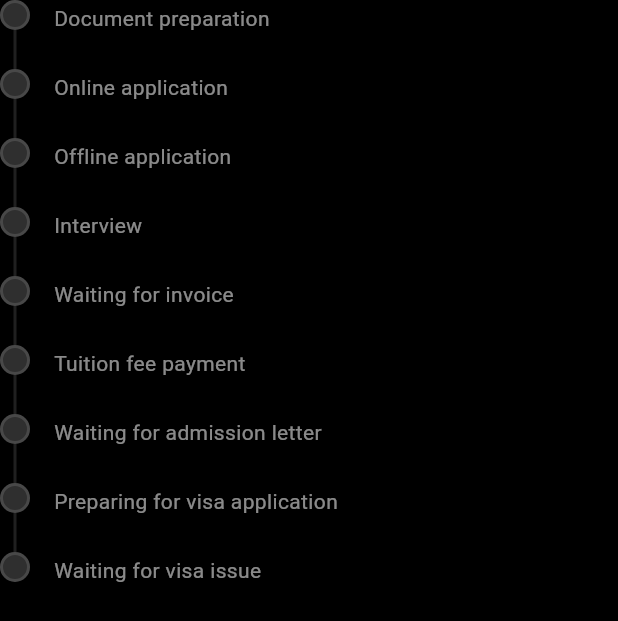
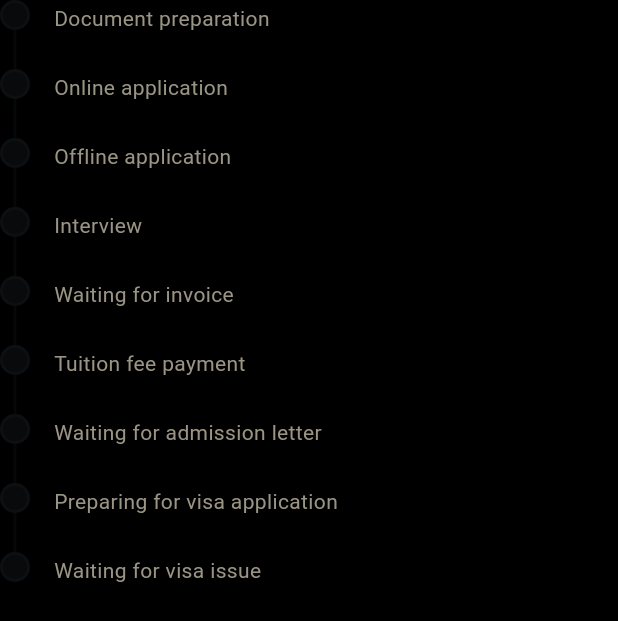
Before and after one commit to asrbekshokirovich-bot/hanguk_app, a Flutter app: the ProcessTracker widget shown alone on an empty page, opened directly with empty values, on a phone screen of 412 x 824 dp. Shown: the top 621 px of the screen. Run offline on Flutter 3.47's test engine with Material 3 defaults, Android fonts, the phone set to English and light mode, and no system bars; our stand-ins replace audioplayers, device_info_plus, dio, file_picker, flutter_riverpod, go_router and 7 more; missing offline and left inert: daily_flutter, dart:html, dart:js, dart:js_interop, dart:ui_web, in_app_update and 1 more; accounts and stored records are empty.

Commit message:
feat(ui): reskin process tracker & university list card to ink/hanji
Consistency pass for widgets rendered inside already-reskinned screens:
- ProcessTracker: jade timeline nodes, persimmon rejected node, ink labels
- UniversityCard (map list mode): paper surface, ink text, gold tier
  badge, jade partner chip

Co-Authored-By: Claude Opus 4.8 <noreply@anthropic.com>
Claude-Session: https://claude.ai/code/session_01U6whCsKd7XiQYVKxuKy19R

```diff
--- a/lib/features/applications/presentation/widgets/process_tracker.dart
+++ b/lib/features/applications/presentation/widgets/process_tracker.dart
@@ -1,4 +1,5 @@
 import 'package:flutter/material.dart';
+import '../../../../design_system/theme/hanguk_ink.dart';
 
 class ProcessTracker extends StatelessWidget {
   final String status;
@@ -61,10 +62,8 @@ class ProcessTracker extends StatelessWidget {
         final isLast = index == steps.length - 1;
         final isRejectedNode = isStatusRejected && index == activeIndex;
         final nodeColor = isActive
-            ? (isRejectedNode
-                  ? Colors.redAccent
-                  : Theme.of(context).colorScheme.primary)
-            : Colors.grey.withValues(alpha: 0.3);
+            ? (isRejectedNode ? HangukInk.persimmon : HangukInk.jade)
+            : HangukInk.ink.withValues(alpha: 0.18);
 
         return IntrinsicHeight(
           child: Row(
@@ -80,7 +79,9 @@ class ProcessTracker extends StatelessWidget {
                       shape: BoxShape.circle,
                       color: nodeColor,
                       border: Border.all(
-                        color: isActive ? Colors.transparent : Colors.white12,
+                        color: isActive
+                            ? Colors.transparent
+                            : HangukInk.ink.withValues(alpha: 0.12),
                         width: 2,
                       ),
                     ),
@@ -97,8 +98,8 @@ class ProcessTracker extends StatelessWidget {
                       child: Container(
                         width: 2,
                         color: (index < activeIndex)
-                            ? Theme.of(context).colorScheme.primary
-                            : Colors.grey.withValues(alpha: 0.2),
+                            ? HangukInk.jade
+                            : HangukInk.ink.withValues(alpha: 0.12),
                       ),
                     ),
                 ],
@@ -115,7 +116,7 @@ class ProcessTracker extends StatelessWidget {
                       fontWeight: isActive
                           ? FontWeight.bold
                           : FontWeight.normal,
-                      color: isActive ? Colors.white : Colors.white54,
+                      color: isActive ? HangukInk.ink : HangukInk.ink3,
                     ),
                   ),
                 ),
```
Also changed, not shown: lib/features/map/presentation/widgets/university_card.dart (+45 -23 lines).
